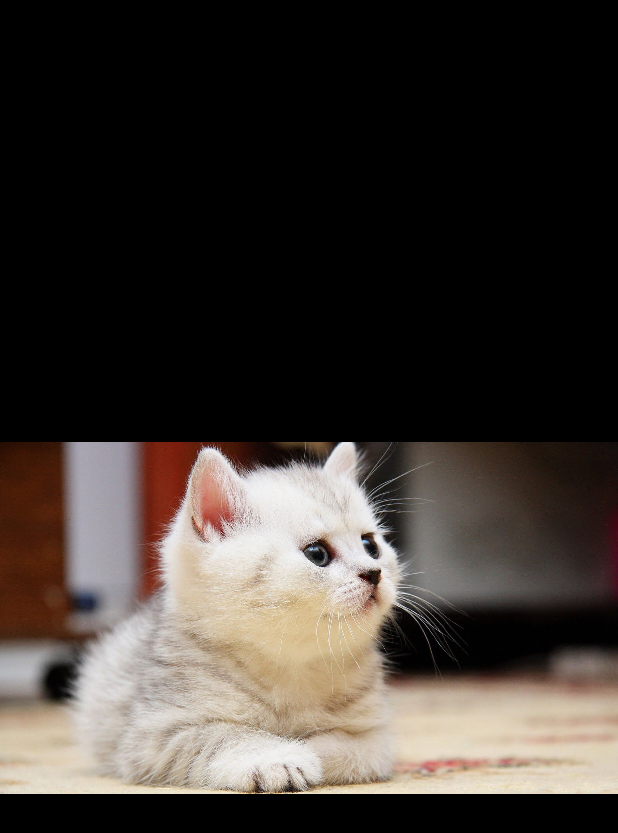
After one commit to Forest-m4/web, an Android app: the DetailActivity screen opened directly, with no data from a screen before it, on a phone screen of 412 x 824 dp. The commit adds this screen. Shown: the top 833 px of the screen. Run offline under Robolectric (Android 15) with nearby library versions, the phone set to English and light mode, and no system bars.

Commit message:
Добавлен второй экран

```diff
--- a/app/src/main/AndroidManifest.xml
+++ b/app/src/main/AndroidManifest.xml
@@ -20,6 +20,7 @@
                 <category android:name="android.intent.category.LAUNCHER" />
             </intent-filter>
         </activity>
+        <activity android:name=".DetailActivity"/>
     </application>
 
 </manifest>
--- /dev/null
+++ b/app/src/main/java/com/example/web_1/DetailActivity.kt
@@ -0,0 +1,17 @@
+package com.example.web_1
+
+import androidx.appcompat.app.AppCompatActivity
+import android.os.Bundle
+import android.widget.ImageView
+
+class DetailActivity : AppCompatActivity() {
+    override fun onCreate(savedInstanceState: Bundle?) {
+        super.onCreate(savedInstanceState)
+        setContentView(R.layout.activity_detail)
+
+        val imageView = findViewById<ImageView>(R.id.fullImage)
+
+        // Пока всегда одна и та же картинка
+        imageView.setImageResource(R.drawable.pic1)
+    }
+}
--- /dev/null
+++ b/app/src/main/res/layout/activity_detail.xml
@@ -0,0 +1,14 @@
+<?xml version="1.0" encoding="utf-8"?>
+<LinearLayout
+    xmlns:android="http://schemas.android.com/apk/res/android"
+    android:layout_width="match_parent"
+    android:layout_height="match_parent"
+    android:gravity="center"
+    android:background="#000">
+
+    <ImageView
+        android:id="@+id/fullImage"
+        android:layout_width="match_parent"
+        android:layout_height="match_parent"
+        android:scaleType="fitCenter"/>
+</LinearLayout>
```
Also changed, not shown: app/src/main/java/com/example/web_1/MainActivity.kt (+20 -1 lines).
